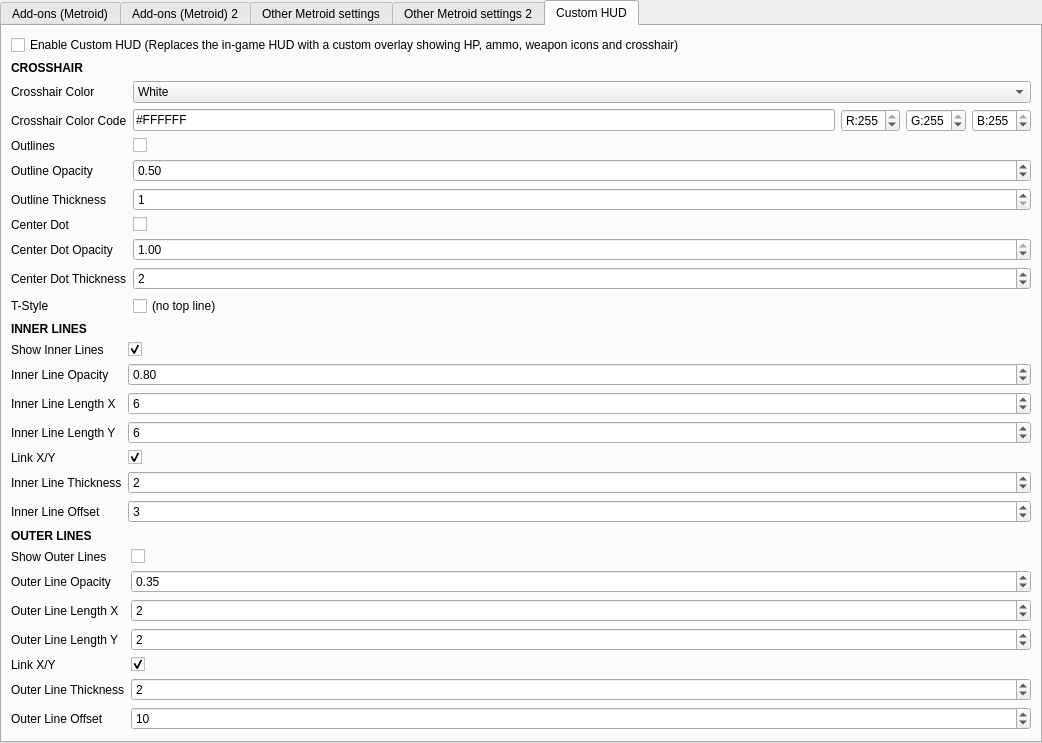
Before: the Qt Designer form src/frontend/qt_sdl/InputConfig/MelonPrimeInputConfig.ui in ag-advania/melonPrimeDS, drawn with Qt 5.
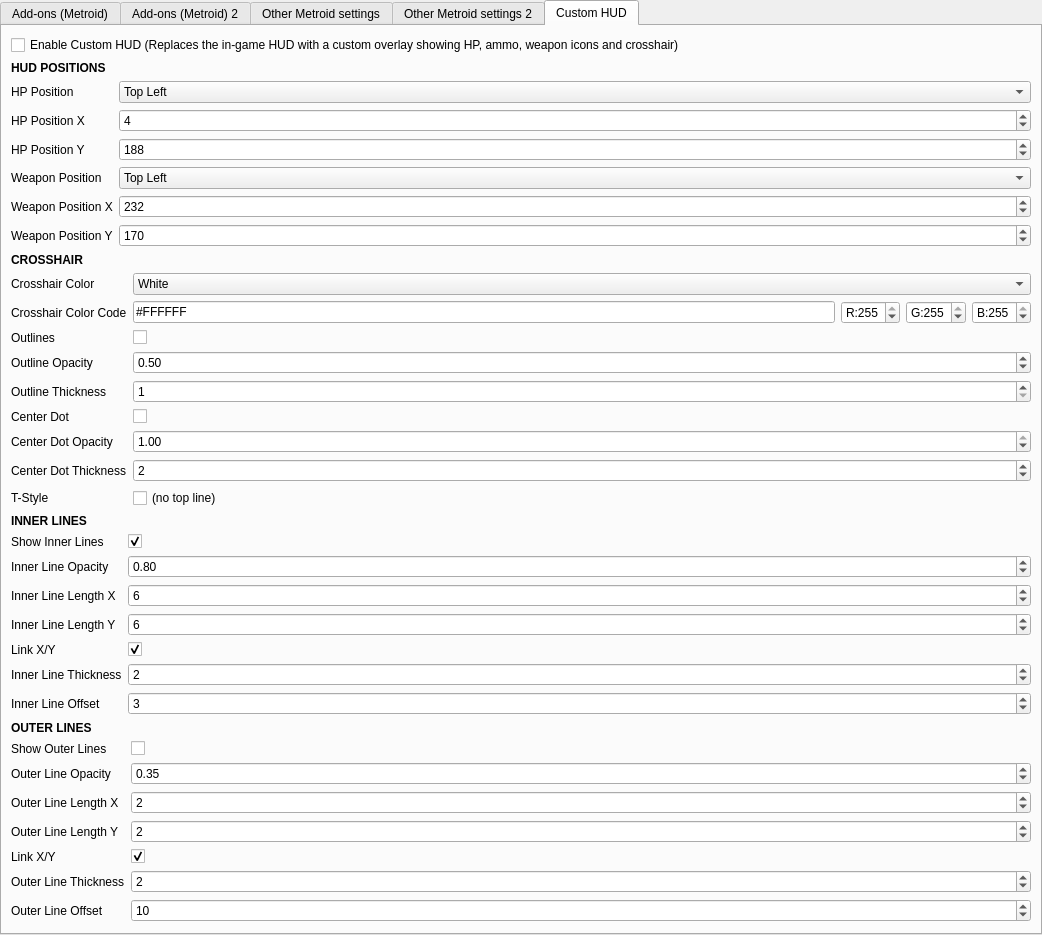
After: the same form once the commit is applied. The open tabs and pages were chosen to show the change.

```diff
--- a/src/frontend/qt_sdl/InputConfig/MelonPrimeInputConfig.ui
+++ b/src/frontend/qt_sdl/InputConfig/MelonPrimeInputConfig.ui
@@ -624,6 +624,61 @@
 								</widget>
 							</item>
 
+							<!-- ====== HUD POSITIONS ====== -->
+							<item>
+								<widget class="QLabel" name="labelChSectionPositions">
+									<property name="text"><string><![CDATA[<b>HUD POSITIONS</b>]]></string></property>
+								</widget>
+							</item>
+
+							<item>
+								<layout class="QFormLayout" name="formHudPositions">
+
+									<item row="0" column="0"><widget class="QLabel"><property name="text"><string>HP Position</string></property></widget></item>
+									<item row="0" column="1">
+										<widget class="QComboBox" name="comboMetroidHudHpPosition">
+											<item><property name="text"><string>Top Left</string></property></item>
+											<item><property name="text"><string>Top Center</string></property></item>
+											<item><property name="text"><string>Top Right</string></property></item>
+											<item><property name="text"><string>Right</string></property></item>
+											<item><property name="text"><string>Bottom Right</string></property></item>
+											<item><property name="text"><string>Bottom Center</string></property></item>
+											<item><property name="text"><string>Bottom Left</string></property></item>
+											<item><property name="text"><string>Left</string></property></item>
+											<item><property name="text"><string>Custom</string></property></item>
+										</widget>
+									</item>
+
+									<item row="1" column="0"><widget class="QLabel"><property name="text"><string>HP Position X</string></property></widget></item>
+									<item row="1" column="1"><widget class="QSpinBox" name="spinMetroidHudHpX"><property name="minimum"><number>0</number></property><property name="maximum"><number>255</number></property><property name="value"><number>4</number></property></widget></item>
+
+									<item row="2" column="0"><widget class="QLabel"><property name="text"><string>HP Position Y</string></property></widget></item>
+									<item row="2" column="1"><widget class="QSpinBox" name="spinMetroidHudHpY"><property name="minimum"><number>0</number></property><property name="maximum"><number>191</number></property><property name="value"><number>188</number></property></widget></item>
+
+									<item row="3" column="0"><widget class="QLabel"><property name="text"><string>Weapon Position</string></property></widget></item>
+									<item row="3" column="1">
+										<widget class="QComboBox" name="comboMetroidHudWeaponPosition">
+											<item><property name="text"><string>Top Left</string></property></item>
+											<item><property name="text"><string>Top Center</string></property></item>
+											<item><property name="text"><string>Top Right</string></property></item>
+											<item><property name="text"><string>Right</string></property></item>
+											<item><property name="text"><string>Bottom Right</string></property></item>
+											<item><property name="text"><string>Bottom Center</string></property></item>
+											<item><property name="text"><string>Bottom Left</string></property></item>
+											<item><property name="text"><string>Left</string></property></item>
+											<item><property name="text"><string>Custom</string></property></item>
+										</widget>
+									</item>
+
+									<item row="4" column="0"><widget class="QLabel"><property name="text"><string>Weapon Position X</string></property></widget></item>
+									<item row="4" column="1"><widget class="QSpinBox" name="spinMetroidHudWeaponX"><property name="minimum"><number>0</number></property><property name="maximum"><number>255</number></property><property name="value"><number>232</number></property></widget></item>
+
+									<item row="5" column="0"><widget class="QLabel"><property name="text"><string>Weapon Position Y</string></property></widget></item>
+									<item row="5" column="1"><widget class="QSpinBox" name="spinMetroidHudWeaponY"><property name="minimum"><number>0</number></property><property name="maximum"><number>191</number></property><property name="value"><number>170</number></property></widget></item>
+
+								</layout>
+							</item>
+
 							<!-- ====== CROSSHAIR (General) ====== -->
 							<item>
 								<widget class="QLabel" name="labelChSectionGeneral">
```
